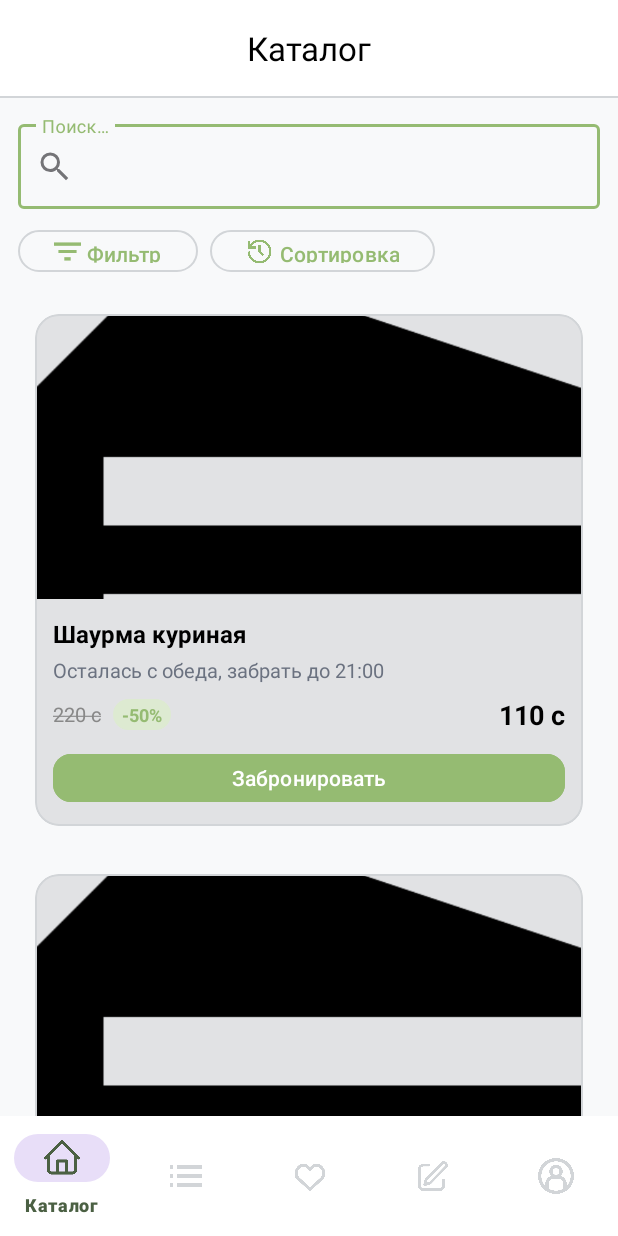
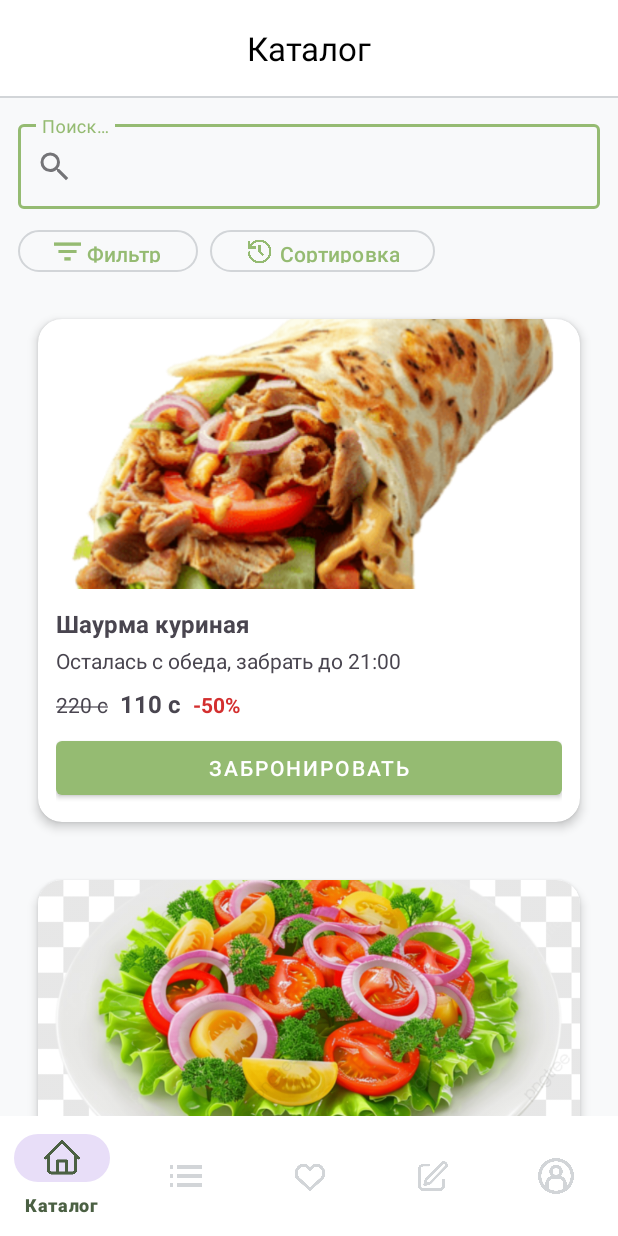
Before and after one commit to V0rtex14/ScienceWorkOfStudentV1, an Android app: the CatalogFragment screen opened directly, with no data from a screen before it, on a phone screen of 412 x 824 dp. Run offline under Robolectric (Android 15) with nearby library versions, the phone set to English and light mode, and no system bars; our stand-ins replace navigation-ui.

Commit message:
-commit V7

```diff
--- a/app/build.gradle.kts
+++ b/app/build.gradle.kts
@@ -38,6 +38,7 @@ dependencies {
     implementation(libs.constraintlayout)
     implementation(libs.navigation.fragment)
     implementation(libs.navigation.ui)
+    implementation("androidx.viewpager2:viewpager2:1.0.0")
 
     implementation("androidx.recyclerview:recyclerview:1.3.2")
     implementation(libs.androidx.navigation.fragment)
--- a/app/src/main/AndroidManifest.xml
+++ b/app/src/main/AndroidManifest.xml
@@ -12,6 +12,7 @@
 
         <!-- Стартовая активность — LoginActivity -->
         <activity
+
             android:name=".LoginActivity"
             android:exported="true">
             <intent-filter>
@@ -24,6 +25,9 @@
         <activity
             android:name=".MainActivity"
             android:exported="false" />
+        <activity
+            android:name=".ui.food.FoodProfileActivity"
+            android:exported="false" />
 
         <!-- Если у тебя есть SplashActivity, оставь её тут -->
         <!--
--- a/app/src/main/java/com/example/maket/ui/catalog/CatalogFragment.java
+++ b/app/src/main/java/com/example/maket/ui/catalog/CatalogFragment.java
@@ -1,19 +1,22 @@
 package com.example.maket.ui.catalog;
 
+import android.content.Intent;
 import android.os.Bundle;
-import android.view.*;
-import android.widget.Toast;
+import android.view.LayoutInflater;
+import android.view.View;
+import android.view.ViewGroup;
 
-import androidx.annotation.*;
+import androidx.annotation.NonNull;
+import androidx.annotation.Nullable;
 import androidx.fragment.app.Fragment;
-import androidx.navigation.fragment.NavHostFragment;
 import androidx.recyclerview.widget.LinearLayoutManager;
 import androidx.recyclerview.widget.RecyclerView;
 
 import com.example.maket.R;
-import com.google.android.material.textfield.TextInputEditText;
+import com.example.maket.ui.food.FoodProfileActivity;
 
-import java.util.*;
+import java.util.ArrayList;
+import java.util.List;
 
 public class CatalogFragment extends Fragment {
 
@@ -25,6 +28,7 @@ public class CatalogFragment extends Fragment {
     public View onCreateView(@NonNull LayoutInflater inflater,
                              @Nullable ViewGroup container,
                              @Nullable Bundle savedInstanceState) {
+
         View v = inflater.inflate(R.layout.fragment_catalog, container, false);
 
         rvCatalog = v.findViewById(R.id.rvCatalog);
@@ -33,20 +37,23 @@ public class CatalogFragment extends Fragment {
         adapter = new ProductAdapter(new ProductAdapter.OnProductActionListener() {
             @Override
             public void onProductClick(Product product) {
-                // Открыть экран деталей
-                // TODO: навигация к ProductDetailFragment
+                // Открываем профиль еды
+                Intent i = new Intent(requireContext(), FoodProfileActivity.class);
+                i.putExtra(FoodProfileActivity.EXTRA_PRODUCT, product);
+                startActivity(i);
             }
 
             @Override
             public void onBookClick(Product product) {
-                // TODO: логика бронирования (пока можно Toast)
+                // Здесь позже будет логика брони / создания заказа
+                // Пока можно оставить декорацию или вообще пусто
                 // Toast.makeText(requireContext(), "Бронь: " + product.getTitle(), Toast.LENGTH_SHORT).show();
             }
         });
 
         rvCatalog.setAdapter(adapter);
 
-        // Пока тестовые данные, потом заменим на данные из SQLite
+        // Пока демо-данные, дальше заменишь на SQLite
         adapter.setItems(getDemoProducts());
 
         return v;
@@ -54,12 +61,37 @@ public class CatalogFragment extends Fragment {
 
     private List<Product> getDemoProducts() {
         List<Product> list = new ArrayList<>();
-        list.add(new Product(1, "Шаурма куриная",
+
+        // Вариант с несколькими фотками (карусель)
+        list.add(new Product(
+                1,
+                "Шаурма куриная",
                 "Осталась с обеда, забрать до 21:00",
-                220, 110, 50, R.drawable.ic_category_food));
-        list.add(new Product(2, "Салат Цезарь",
+                220,
+                110,
+                50,
+                new int[]{
+                        R.drawable.shawerma,      // первая фотка
+                        R.drawable.plov  // вторая фотка (создай любой другой drawable)
+                }
+        ));
+
+        // Если пока нет второй фотки – можешь использовать старый конструктор с одной картинкой:
+        // new Product(2, "Салат Цезарь", "...", 180, 90, 50, R.drawable.salat);
+
+        list.add(new Product(
+                2,
+                "Салат Цезарь",
                 "Порция 350 г, срок до 20:30",
-                180, 90, 50, R.drawable.ic_category_food));
+                180,
+                90,
+                50,
+                new int[]{
+                        R.drawable.salat,
+                        R.drawable.samsa   // при желании вторая фотка
+                }
+        ));
+
         return list;
     }
 }
--- a/app/src/main/java/com/example/maket/ui/catalog/Product.java
+++ b/app/src/main/java/com/example/maket/ui/catalog/Product.java
@@ -1,14 +1,23 @@
 package com.example.maket.ui.catalog;
 
-public class Product {
+import java.io.Serializable;
+
+public class Product implements Serializable {
+
     private long id;
     private String title;
     private String description;
     private int oldPrice;
     private int newPrice;
     private int discountPercent;
-    private int imageResId; // локальный ресурс. Потом можно заменить на String imageUrl
 
+    // Старое поле — остаётся для совместимости
+    private int imageResId;
+
+    // Новое поле — массив картинок для карусели
+    private int[] imageResIds;
+
+    // ----- КОНСТРУКТОР (одна картинка, как раньше) -----
     public Product(long id, String title, String description,
                    int oldPrice, int newPrice, int discountPercent, int imageResId) {
         this.id = id;
@@ -18,6 +27,23 @@ public class Product {
         this.newPrice = newPrice;
         this.discountPercent = discountPercent;
         this.imageResId = imageResId;
+        this.imageResIds = new int[]{ imageResId }; // одно фото -> массив из одного элемента
+    }
+
+    // ----- КОНСТРУКТОР (несколько картинок) -----
+    public Product(long id, String title, String description,
+                   int oldPrice, int newPrice, int discountPercent, int[] imageResIds) {
+        this.id = id;
+        this.title = title;
+        this.description = description;
+        this.oldPrice = oldPrice;
+        this.newPrice = newPrice;
+        this.discountPercent = discountPercent;
+        this.imageResIds = imageResIds;
+
+        if (imageResIds != null && imageResIds.length > 0) {
+            this.imageResId = imageResIds[0];
+        }
     }
 
     public long getId() { return id; }
@@ -26,7 +52,9 @@ public class Product {
     public int getOldPrice() { return oldPrice; }
     public int getNewPrice() { return newPrice; }
     public int getDiscountPercent() { return discountPercent; }
+
     public int getImageResId() { return imageResId; }
+    public int[] getImageResIds() { return imageResIds; }
 
     public void setId(long id) { this.id = id; }
     public void setTitle(String title) { this.title = title; }
@@ -35,4 +63,11 @@ public class Product {
     public void setNewPrice(int newPrice) { this.newPrice = newPrice; }
     public void setDiscountPercent(int discountPercent) { this.discountPercent = discountPercent; }
     public void setImageResId(int imageResId) { this.imageResId = imageResId; }
+
+    public void setImageResIds(int[] imageResIds) {
+        this.imageResIds = imageResIds;
+        if (imageResIds != null && imageResIds.length > 0) {
+            this.imageResId = imageResIds[0];
+        }
+    }
 }
--- a/app/src/main/java/com/example/maket/ui/catalog/ProductAdapter.java
+++ b/app/src/main/java/com/example/maket/ui/catalog/ProductAdapter.java
@@ -9,6 +9,7 @@ import android.widget.TextView;
 
 import androidx.annotation.NonNull;
 import androidx.recyclerview.widget.RecyclerView;
+import androidx.viewpager2.widget.ViewPager2;
 
 import com.example.maket.R;
 import com.google.android.material.button.MaterialButton;
@@ -16,10 +17,6 @@ import com.google.android.material.button.MaterialButton;
 import java.util.ArrayList;
 import java.util.List;
 
-/**
- * Адаптер для списка товаров в каталоге.
- * Ожидает layout item_product.xml
- */
 public class ProductAdapter extends RecyclerView.Adapter<ProductAdapter.ProductViewHolder> {
 
     public interface OnProductActionListener {
@@ -57,16 +54,13 @@ public class ProductAdapter extends RecyclerView.Adapter<ProductAdapter.ProductV
         holder.tvTitle.setText(p.getTitle());
         holder.tvDesc.setText(p.getDescription());
 
-        // Цены
         holder.tvPriceOld.setText(p.getOldPrice() + " с");
         holder.tvPriceNew.setText(p.getNewPrice() + " с");
 
-        // Пересчёт скидки, если не задана явно
+        // Пересчёт скидки
         int discount = p.getDiscountPercent();
         if (discount == 0 && p.getOldPrice() > 0 && p.getNewPrice() > 0) {
-            discount = Math.round(
-                    (1f - (float) p.getNewPrice() / (float) p.getOldPrice()) * 100f
-            );
+            discount = Math.round((1f - (float) p.getNewPrice() / (float) p.getOldPrice()) * 100f);
         }
         if (discount > 0) {
             holder.tvDiscount.setVisibility(View.VISIBLE);
@@ -80,13 +74,12 @@ public class ProductAdapter extends RecyclerView.Adapter<ProductAdapter.ProductV
                 holder.tvPriceOld.getPaintFlags() | Paint.STRIKE_THRU_TEXT_FLAG
         );
 
-        // Фото — пока просто по ресурсу (локальный drawable).
-        // Потом сюда можно прикрутить Glide/Picasso для URL.
-        if (p.getImageResId() != 0) {
-            holder.imgPhoto.setImageResource(p.getImageResId());
-        } else {
-            holder.imgPhoto.setImageResource(android.R.drawable.ic_menu_report_image);
+        // Карусель фоток
+        int[] images = p.getImageResIds();
+        if (images == null || images.length == 0) {
+            images = new int[]{ android.R.drawable.ic_menu_report_image };
         }
+        holder.vpImages.setAdapter(new ImagePagerAdapter(images));
 
         // Клик по всей карточке
         holder.itemView.setOnClickListener(v -> {
@@ -106,7 +99,7 @@ public class ProductAdapter extends RecyclerView.Adapter<ProductAdapter.ProductV
 
     static class ProductViewHolder extends RecyclerView.ViewHolder {
 
-        ImageView imgPhoto;
+        ViewPager2 vpImages;
         TextView tvTitle;
         TextView tvDesc;
         TextView tvPriceOld;
@@ -116,7 +109,7 @@ public class ProductAdapter extends RecyclerView.Adapter<ProductAdapter.ProductV
 
         public ProductViewHolder(@NonNull View itemView) {
             super(itemView);
-            imgPhoto = itemView.findViewById(R.id.imgPhoto);
+            vpImages = itemView.findViewById(R.id.vpImages);
             tvTitle = itemView.findViewById(R.id.tvTitle);
             tvDesc = itemView.findViewById(R.id.tvDesc);
             tvPriceOld = itemView.findViewById(R.id.tvPriceOld);
@@ -125,4 +118,40 @@ public class ProductAdapter extends RecyclerView.Adapter<ProductAdapter.ProductV
             btnBook = itemView.findViewById(R.id.btnBook);
         }
     }
+
+    // ----- Адаптер для ViewPager2 -----
+    public static class ImagePagerAdapter extends RecyclerView.Adapter<ImagePagerAdapter.ImageVH> {
+
+        private final int[] images;
+
+        public ImagePagerAdapter(int[] images) {
+            this.images = images;
+        }
+
+        @NonNull
+        @Override
+        public ImageVH onCreateViewHolder(@NonNull ViewGroup parent, int viewType) {
+            View v = LayoutInflater.from(parent.getContext())
+                    .inflate(R.layout.item_product_image, parent, false);
+            return new ImageVH(v);
+        }
+
+        @Override
+        public void onBindViewHolder(@NonNull ImageVH holder, int position) {
+            holder.ivFood.setImageResource(images[position]);
+        }
+
+        @Override
+        public int getItemCount() {
+            return images != null ? images.length : 0;
+        }
+
+        static class ImageVH extends RecyclerView.ViewHolder {
+            ImageView ivFood;
+            public ImageVH(@NonNull View itemView) {
+                super(itemView);
+                ivFood = itemView.findViewById(R.id.ivFood);
+            }
+        }
+    }
 }
--- a/app/src/main/res/layout/item_product.xml
+++ b/app/src/main/res/layout/item_product.xml
@@ -1,31 +1,25 @@
 <?xml version="1.0" encoding="utf-8"?>
-<com.google.android.material.card.MaterialCardView
-    xmlns:android="http://schemas.android.com/apk/res/android"
+<androidx.cardview.widget.CardView xmlns:android="http://schemas.android.com/apk/res/android"
     xmlns:app="http://schemas.android.com/apk/res-auto"
     android:layout_width="match_parent"
     android:layout_height="wrap_content"
     android:layout_margin="8dp"
     app:cardCornerRadius="16dp"
     app:cardUseCompatPadding="true"
-    app:cardBackgroundColor="@color/sakta_surface"
-    app:strokeColor="@color/sakta_divider"
-    app:strokeWidth="1dp"
-    android:foreground="?attr/selectableItemBackground">
+    app:cardElevation="4dp">
 
     <LinearLayout
         android:layout_width="match_parent"
         android:layout_height="wrap_content"
         android:orientation="vertical">
 
-        <!-- Фото товара -->
-        <ImageView
-            android:id="@+id/imgPhoto"
+        <!-- Карусель фоток -->
+        <androidx.viewpager2.widget.ViewPager2
+            android:id="@+id/vpImages"
             android:layout_width="match_parent"
-            android:layout_height="190dp"
-            android:scaleType="centerCrop"
-            android:src="@android:drawable/ic_menu_report_image" />
+            android:layout_height="180dp" />
 
-        <!-- Текстовая часть -->
+        <!-- Контент -->
         <LinearLayout
             android:layout_width="match_parent"
             android:layout_height="wrap_content"
@@ -36,78 +30,60 @@
                 android:id="@+id/tvTitle"
                 android:layout_width="match_parent"
                 android:layout_height="wrap_content"
-                android:text="Шаурма куриная"
-                android:textStyle="bold"
+                android:text="Шаурма классическая"
                 android:textSize="16sp"
-                android:textColor="@android:color/black" />
+                android:textStyle="bold" />
 
             <TextView
                 android:id="@+id/tvDesc"
                 android:layout_width="match_parent"
                 android:layout_height="wrap_content"
-                android:layout_marginTop="4dp"
-                android:maxLines="2"
-                android:ellipsize="end"
-                android:text="Осталась с обеда, всё ещё свежая, забрать до 21:00"
-                android:textSize="13sp"
-                android:textColor="@color/sakta_text_muted" />
+                android:text="Короткое описание блюда..."
+                android:textSize="14sp"
+                android:layout_marginTop="4dp" />
 
-            <!-- Строка цен -->
             <LinearLayout
                 android:layout_width="match_parent"
                 android:layout_height="wrap_content"
-                android:layout_marginTop="8dp"
-                android:gravity="center_vertical"
-                android:orientation="horizontal">
+                android:orientation="horizontal"
+                android:layout_marginTop="8dp">
 
                 <TextView
                     android:id="@+id/tvPriceOld"
                     android:layout_width="wrap_content"
                     android:layout_height="wrap_content"
-                    android:text="220 с"
-                    android:textSize="13sp"
-                    android:textColor="#888888"
-                    />
+                    android:text="200 с"
+                    android:textSize="14sp"
+                    android:layout_marginEnd="8dp" />
+
+                <TextView
+                    android:id="@+id/tvPriceNew"
+                    android:layout_width="wrap_content"
+                    android:layout_height="wrap_content"
+                    android:text="150 с"
+                    android:textSize="16sp"
+                    android:textStyle="bold" />
 
                 <TextView
                     android:id="@+id/tvDiscount"
                     android:layout_width="wrap_content"
                     android:layout_height="wrap_content"
+                    android:text="-25%"
+                    android:textSize="14sp"
+                    android:textStyle="bold"
                     android:layout_marginStart="8dp"
-                    android:paddingHorizontal="6dp"
-                    android:paddingVertical="2dp"
-                    android:text="-50%"
-                    android:textSize="12sp"
-                    android:textStyle="bold"
-                    android:textColor="@color/sakta_primary"
-                    android:background="@drawable/bg_discount_chip"/>
-
-                <View
-                    android:layout_width="0dp"
-                    android:layout_height="0dp"
-                    android:layout_weight="1"/>
-
-                <TextView
-                    android:id="@+id/tvPriceNew"
-                    android:layout_width="wrap_content"
-                    android:layout_height="wrap_content"
-                    android:text="110 с"
-                    android:textSize="18sp"
-                    android:textStyle="bold"
-                    android:textColor="@android:color/black"/>
+                    android:textColor="#D32F2F" />
             </LinearLayout>
 
-            <!-- Кнопка брони -->
             <com.google.android.material.button.MaterialButton
                 android:id="@+id/btnBook"
+                style="@style/Widget.MaterialComponents.Button"
                 android:layout_width="match_parent"
-                android:layout_height="40dp"
-                android:layout_marginTop="10dp"
+                android:layout_height="wrap_content"
                 android:text="Забронировать"
-                android:textAllCaps="false"
-                app:cornerRadius="12dp"
-                android:backgroundTint="@color/sakta_primary"
-                android:textColor="@android:color/white"/>
+                android:layout_marginTop="8dp" />
+
         </LinearLayout>
     </LinearLayout>
-</com.google.android.material.card.MaterialCardView>
+
+</androidx.cardview.widget.CardView>
--- /dev/null
+++ b/app/src/main/res/layout/item_product_image.xml
@@ -0,0 +1,11 @@
+<?xml version="1.0" encoding="utf-8"?>
+<FrameLayout xmlns:android="http://schemas.android.com/apk/res/android"
+    android:layout_width="match_parent"
+    android:layout_height="match_parent">
+
+    <ImageView
+        android:id="@+id/ivFood"
+        android:layout_width="match_parent"
+        android:layout_height="match_parent"
+        android:scaleType="centerCrop" />
+</FrameLayout>
```
Also changed, not shown: app/src/main/java/com/example/maket/ui/food/FoodProfileActivity.java (added, +57 -0 lines), app/src/main/res/layout/activity_food_profile.xml (added, +58 -0 lines).
